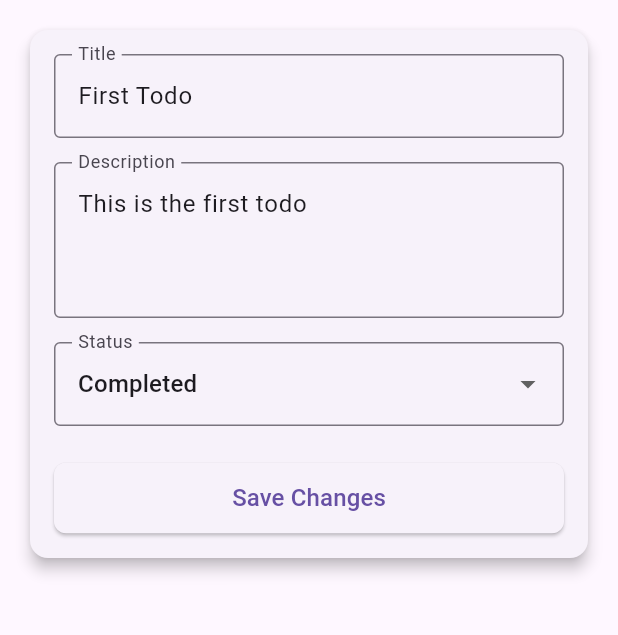
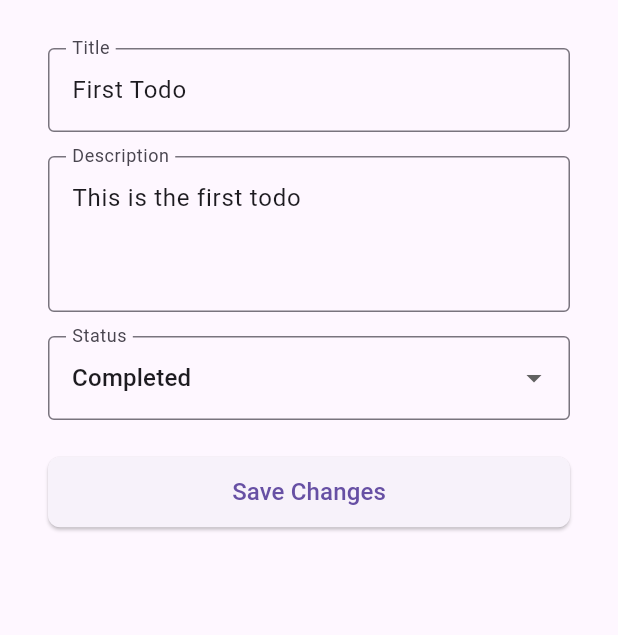
Before and after one commit to moseskamira/todo, a Flutter app: the TodoDetailsPage screen opened directly with sample values from the repository, after a tap on "Edit Todo", on a phone screen of 412 x 824 dp, the part 84-719 px from its top. Run offline on Flutter 3.47's test engine with Material 3 defaults, Android fonts, the phone set to English and light mode, and no system bars; our stand-ins replace google_fonts, sizer.

Commit message:
Refactor code

```diff
--- a/lib/pages/edit_todo_page.dart
+++ b/lib/pages/edit_todo_page.dart
@@ -57,11 +57,6 @@ class _EditToDoPageState extends State<EditToDoPage> {
       ),
       body: Padding(
         padding: const EdgeInsets.all(16.0),
-        child: Card(
-          shape: RoundedRectangleBorder(
-            borderRadius: BorderRadius.circular(12),
-          ),
-          elevation: 4,
         child: Padding(
           padding: const EdgeInsets.all(16.0),
           child: Form(
@@ -130,7 +125,6 @@ class _EditToDoPageState extends State<EditToDoPage> {
           ),
         ),
       ),
-      ),
     );
   }
 }
--- a/lib/pages/todo_details_page.dart
+++ b/lib/pages/todo_details_page.dart
@@ -52,10 +52,6 @@ class _TodoDetailsPageState extends State<TodoDetailsPage> {
       ),
       body: Padding(
         padding: const EdgeInsets.all(16.0),
-        child: Card(
-          shape:
-              RoundedRectangleBorder(borderRadius: BorderRadius.circular(12)),
-          elevation: 4,
         child: Padding(
           padding: const EdgeInsets.all(16.0),
           child: Column(
@@ -94,7 +90,6 @@ class _TodoDetailsPageState extends State<TodoDetailsPage> {
           ),
         ),
       ),
-      ),
     );
   }
 }
```
Lines whose indentation alone changed are shown as unchanged.
